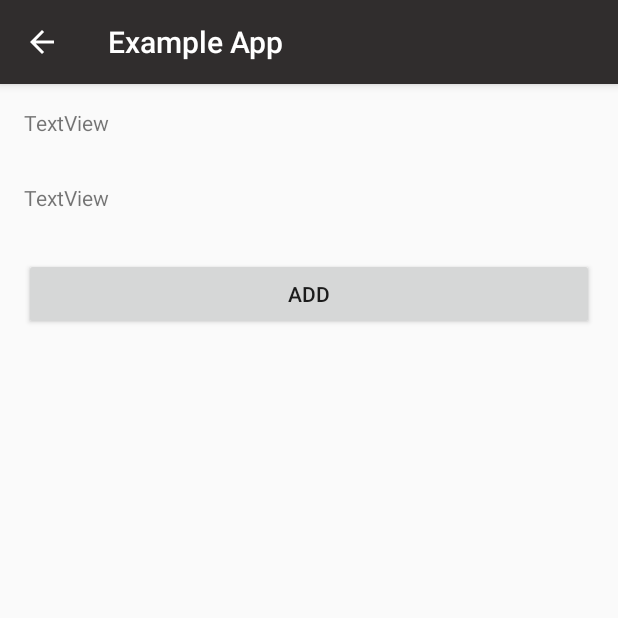
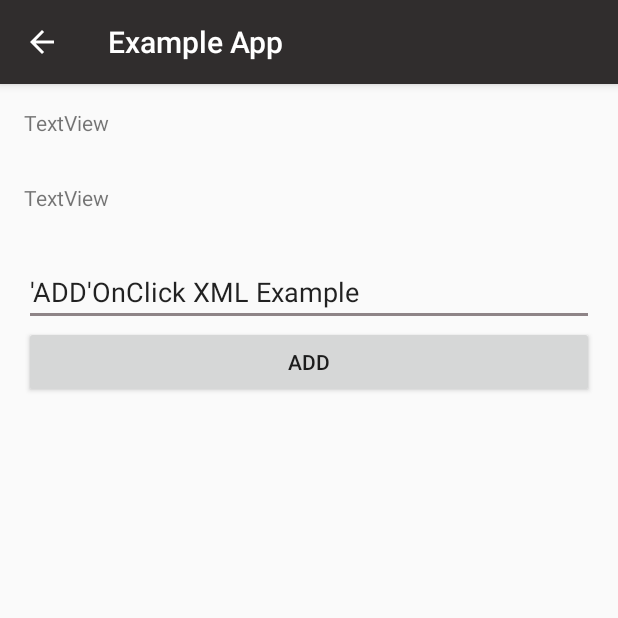
Before and after one commit to mohitlivetech2016/MyFirstApp, an Android app: the Main5Activity screen opened directly, with no data from a screen before it, on a phone screen of 412 x 824 dp, the top half of it. Run offline under Robolectric (Android 15) with nearby library versions, the phone set to English and light mode, and no system bars.

Commit message:
Pass data

```diff
--- a/app/src/main/res/layout/activity_main.xml
+++ b/app/src/main/res/layout/activity_main.xml
@@ -52,7 +52,7 @@
         android:orientation="horizontal">
 
         <EditText
-            android:id="@+id/idEtValue1"
+            android:id="@+id/idEtInsertValue1"
             android:layout_width="match_parent"
             android:layout_height="match_parent"
             android:layout_weight="2"
@@ -60,7 +60,7 @@
             android:inputType="number" />
 
         <EditText
-            android:id="@+id/idEtValue2"
+            android:id="@+id/idEtInsertValue2"
             android:layout_width="match_parent"
             android:layout_height="match_parent"
             android:layout_weight="2"
--- a/app/src/main/res/layout/activity_main5.xml
+++ b/app/src/main/res/layout/activity_main5.xml
@@ -11,6 +11,7 @@
     android:paddingTop="@dimen/activity_vertical_margin"
     android:weightSum="1"
     tools:context="com.example.android.myfirstapp.Main5Activity">
+
 
     <TextView
         android:id="@+id/idTv_View1"
@@ -26,10 +27,16 @@
         android:layout_height="50sp"
         android:text="TextView" />
 
+
+    <EditText
+        android:layout_width="match_parent"
+        android:layout_height="wrap_content"
+        android:text="'ADD'OnClick XML Example "
+        />
     <Button
         android:id="@+id/idBtn_ClickToAdd"
         android:layout_width="match_parent"
         android:layout_height="wrap_content"
-
+        android:onClick="CallFirstActivity"
         android:text="Add" />
 </LinearLayout>
```
